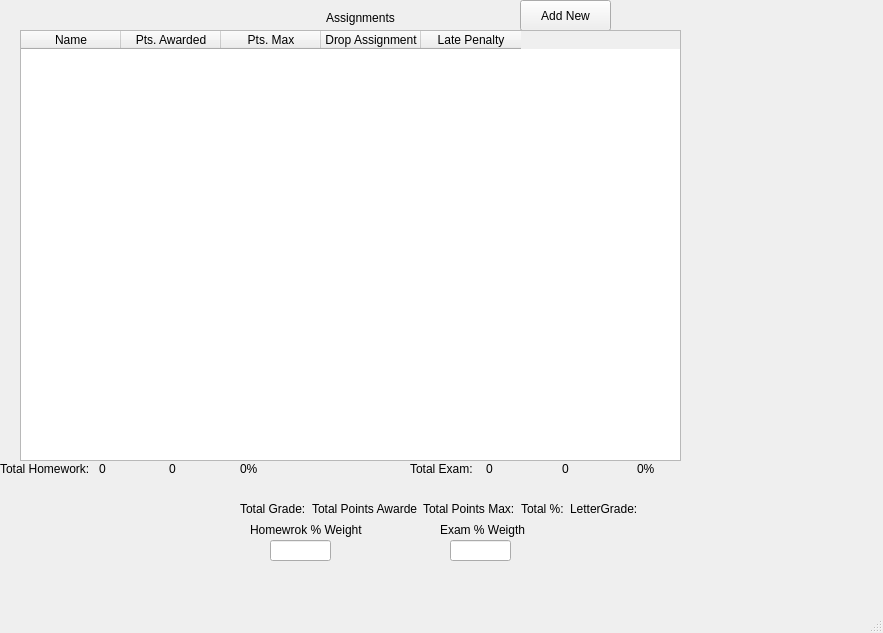
Above: gradebook.ui from trevorpham/gradebook-app before the change. Below: the same form after it.
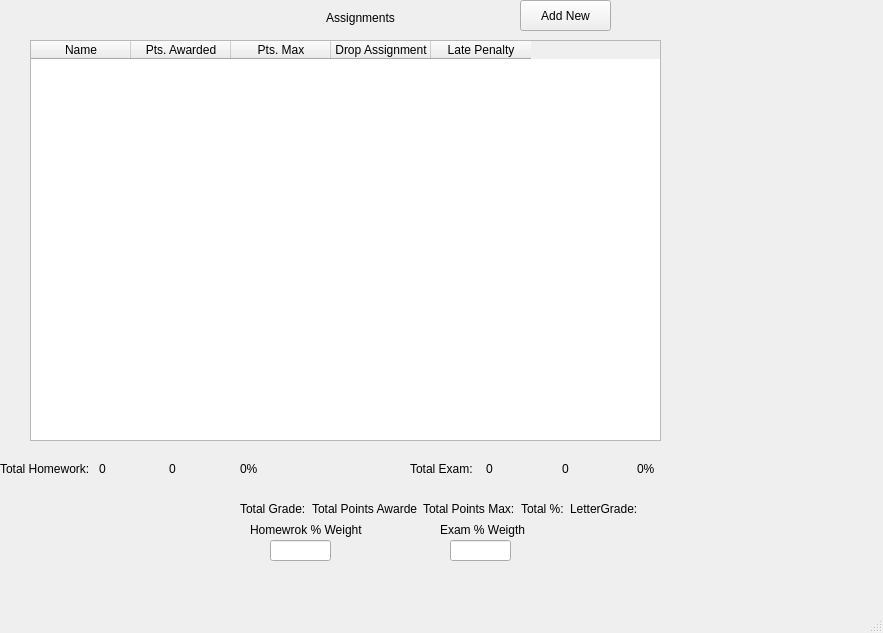
That is the form after the change.

Commit message: fix point calculation

What changed in the file:
```diff
--- a/gradebook.ui
+++ b/gradebook.ui
@@ -219,10 +219,10 @@
    <widget class="QTableWidget" name="tableHomeworks">
     <property name="geometry">
      <rect>
-      <x>20</x>
-      <y>30</y>
-      <width>661</width>
-      <height>431</height>
+      <x>30</x>
+      <y>40</y>
+      <width>631</width>
+      <height>401</height>
      </rect>
     </property>
     <column>
```
The commit also changes 1 other file.
